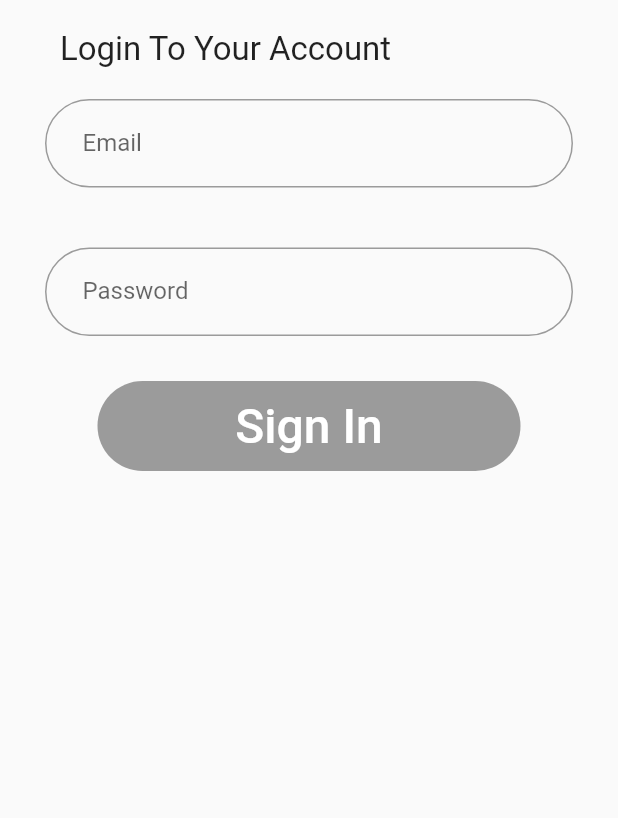
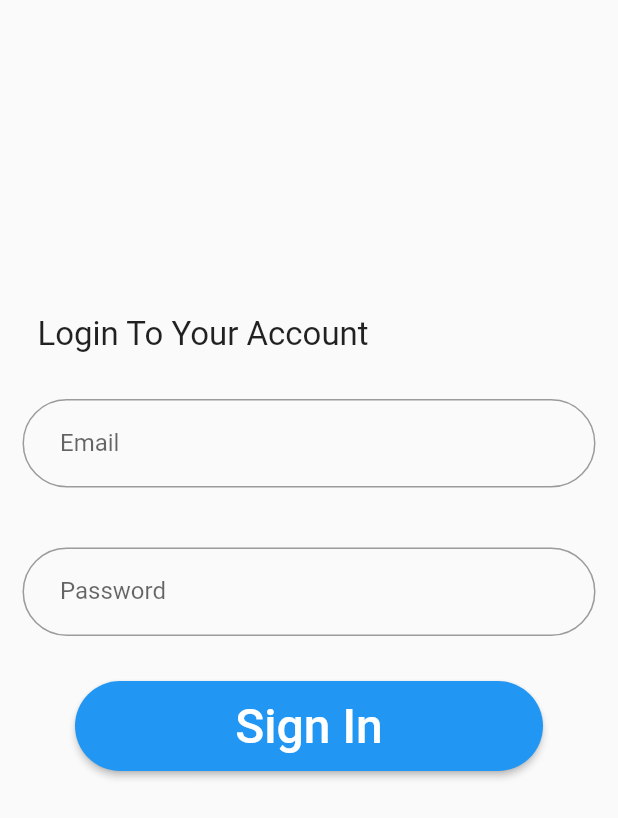
Before and after one commit to KshamaAgrawal/ForTimeStint, a Flutter app: the screen it shows after launch, on a phone screen of 412 x 824 dp. Shown: the top 818 px of the screen. Run offline on Flutter 3.47's test engine with Material 2 defaults, Android fonts, the light colour scheme and no system bars.

Commit message:
modify login page, create home page, drawer and box in home

```diff
--- a/lib/login_screen.dart
+++ b/lib/login_screen.dart
@@ -1,5 +1,6 @@
 import 'package:flutter/material.dart';
 import 'dart:async';
+import 'home.dart';
 
 class LoginPage extends StatefulWidget {
 
@@ -14,13 +15,23 @@ class _State extends State<LoginPage> {
   @override
   Widget build(BuildContext context) {
    return Scaffold(
-      body: Padding(
-        padding: EdgeInsets.symmetric(horizontal: 15.0, vertical: 20.0),
+      body: Center(
         child: ListView(
           children: <Widget>[
+      //       Container(
+ 			  // decoration: BoxDecoration(
+      //       	image: DecorationImage(
+      //       	  image: NetworkImage("assets/images/TS-long-logo-400.png"),
+      //     		  fit: BoxFit.cover)
+      //         ),
+      //         // child: new Text('Login To Your Account', style: TextStyle(fontSize: 22),)
+      //       ),
             Container(
-              padding: EdgeInsets.symmetric(horizontal: 25.0),
-              child: new Text('Login To Your Account', style: TextStyle(fontSize: 22,),)
+              padding: EdgeInsets.symmetric(horizontal: 25.0, vertical: 100.0),
+            ),
+            Padding(
+              padding: EdgeInsets.symmetric(horizontal: 25.0, vertical: 10.0),
+              child: new Text('Login To Your Account', style: TextStyle(fontSize: 22),)
             ),
             Container(
               padding: EdgeInsets.symmetric(horizontal: 15.0, vertical: 20.0),
@@ -28,6 +39,7 @@ class _State extends State<LoginPage> {
                 controller: nameController,
                 decoration: InputDecoration(
                   contentPadding: EdgeInsets.symmetric(horizontal: 25.0, vertical: 20.0),
+
                   border:
                     OutlineInputBorder(borderRadius: BorderRadius.circular(32.0)),
                     // borderSide: BorderSide(color: Colors.white, width: 3.0),
@@ -58,7 +70,15 @@ class _State extends State<LoginPage> {
                 shape: RoundedRectangleBorder(
                   borderRadius: BorderRadius.circular(32.0),
                 ),
-                child: Text('Sign In',style: TextStyle(color: Colors.white,fontSize: 32,),),
+                child: Text('Sign In',style: TextStyle(color: Colors.white,fontSize: 32),),
+                onPressed: () {
+                  Navigator.push(
+                    context,
+                    MaterialPageRoute(builder: (context) => homePage()),
+                    // print(nameController.text, passwordController.text);
+
+                  );
+                },
               ),
             ),
           ],
```
Also changed, not shown: lib/home.dart (added, +39 -0 lines), assets/images/TS-long-logo-400.png (added), 3 other files.
